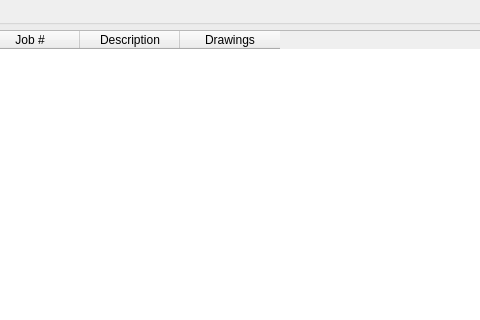
First picture: the form in modules/history/ui/history_tab.ui, repository i-machine-things/JobDocs, before the edit; both pictures show x 234 to 714 and y 0 to 320 of the 880 by 650 pixel window.
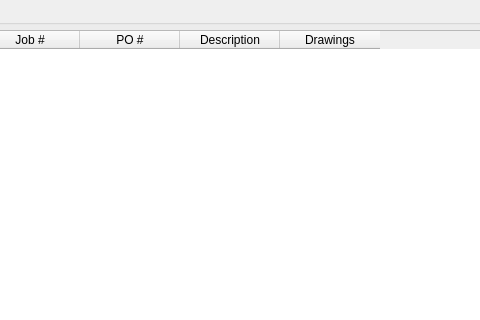
Second picture: the form after the edit.

What changed in the file:
```diff
--- a/modules/history/ui/history_tab.ui
+++ b/modules/history/ui/history_tab.ui
@@ -67,6 +67,11 @@
           <string>Job #</string>
          </property>
         </column>
+        <column>
+         <property name="text">
+          <string>PO #</string>
+         </property>
+        </column>
         <column>
          <property name="text">
           <string>Description</string>
```
